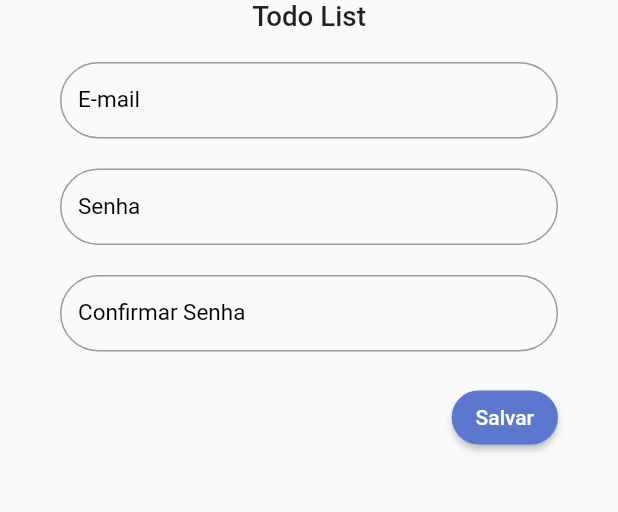
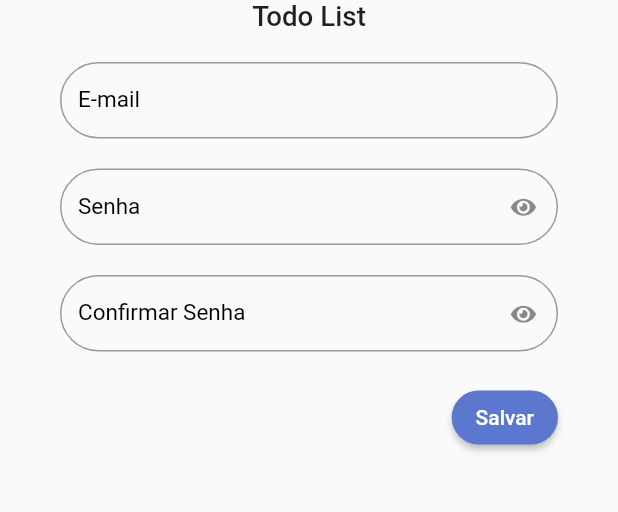
Before and after one commit to jsaintz/todo-list-provider, a Flutter app: the RegisterPage screen opened directly, on a phone screen of 412 x 824 dp, the part 361-873 px from its top. Run offline on Flutter 3.47's test engine with Material 2 defaults, Android fonts, the phone set to English and light mode, and no system bars; our stand-ins replace firebase_auth, firebase_core, flutter_signin_button, google_fonts, sqflite, sqflite_common and 1 more; accounts and stored records are empty; Roboto replaces fonts that are missing (Mandali).

Commit message:
bugfix icon

```diff
--- a/lib/app/core/ui/todo_list_icons.dart
+++ b/lib/app/core/ui/todo_list_icons.dart
@@ -1,3 +1,5 @@
+// ignore_for_file: constant_identifier_names
+
 import 'package:flutter/widgets.dart';
 
 class TodoListIcons {
--- a/lib/app/modules/auth/register/register_page.dart
+++ b/lib/app/modules/auth/register/register_page.dart
@@ -63,11 +63,11 @@ class RegisterPage extends StatelessWidget {
                   const SizedBox(
                     height: 20,
                   ),
-                  TodoListField(label: 'Senha'),
+                  TodoListField(label: 'Senha', obscureText: true),
                   const SizedBox(
                     height: 20,
                   ),
-                  TodoListField(label: 'Confirmar Senha'),
+                  TodoListField(label: 'Confirmar Senha',obscureText: true),
                   const SizedBox(
                     height: 20,
                   ),
--- a/pubspec.yaml
+++ b/pubspec.yaml
@@ -81,7 +81,7 @@ flutter:
   # list giving the asset and other descriptors for the font. For
   # example:
   fonts:
-    - family: TodoListIcons.ttf
+    - family: TodoListIcons
       fonts:
         - asset: assets/fonts/TodoListIcons.ttf
   #       - asset: fonts/Schyler-Italic.ttf
```
